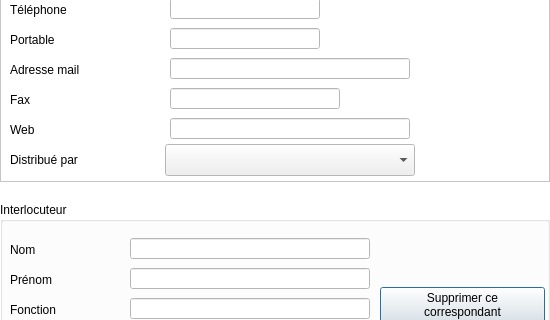
Above: Dialogs/dlg_identificationmanufacturer.ui from ukinoki/Rufus before the change; both pictures show x 0 to 550 and y 248 to 568 of the 550 by 698 pixel window. Below: the same form after it.
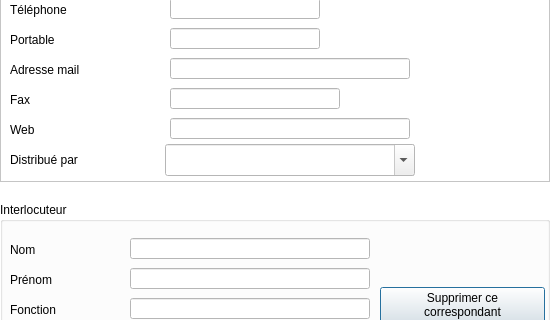
That is the form after the change. Icons and pictures are not drawn. Custom widgets are drawn as their Qt base class.

The edit to the form file:
```diff
--- a/Dialogs/dlg_identificationmanufacturer.ui
+++ b/Dialogs/dlg_identificationmanufacturer.ui
@@ -465,6 +465,9 @@
       <height>32</height>
      </rect>
     </property>
+    <property name="editable">
+     <bool>true</bool>
+    </property>
    </widget>
   </widget>
   <widget class="QLabel" name="idManufacturerlabel">
```
Left out of the diff: 2 changed lines with no effect on the pictures.
